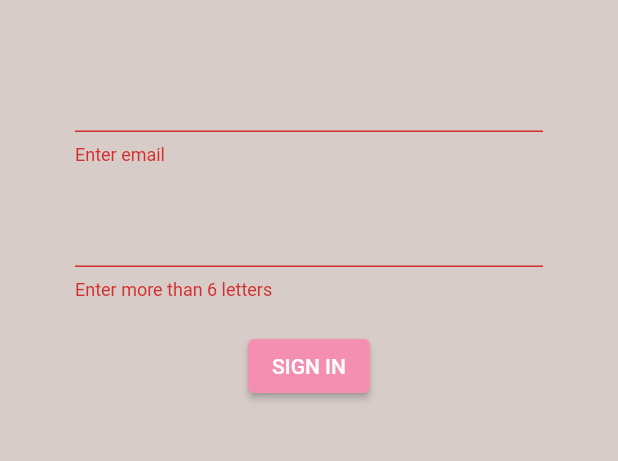
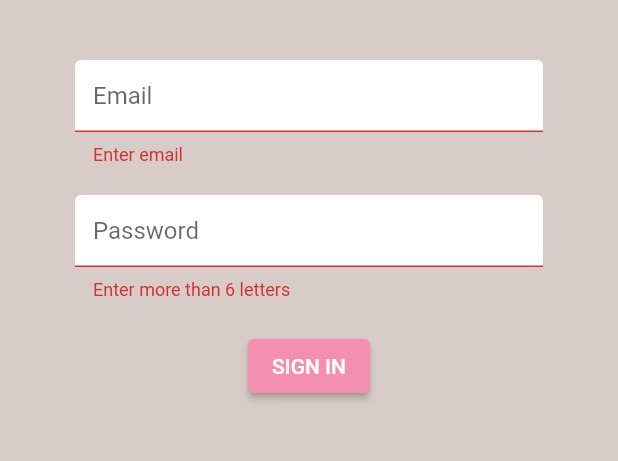
Before and after one commit to yacineboudebouz/Brew-Crew, a Flutter app: the screen it shows after launch, after a tap on "SIGN IN", on a phone screen of 412 x 824 dp, the part 84-545 px from its top. Run offline on Flutter 3.47's test engine with Material 2 defaults, Android fonts, the light colour scheme and no system bars; our stand-ins replace firebase_auth, firebase_core; missing offline and left inert: firebase_auth_platform_interface; accounts and stored records are empty.

Commit message:
input border

```diff
--- a/lib/screens/authenticate/register.dart
+++ b/lib/screens/authenticate/register.dart
@@ -1,4 +1,5 @@
 import 'package:brew_crew2/services/auth.dart';
+import 'package:brew_crew2/shared/constants.dart';
 import 'package:flutter/material.dart';
 
 class Register extends StatefulWidget {
@@ -41,6 +42,7 @@
                 height: 20.0,
               ),
               TextFormField(
+                decoration: textInputDecoration.copyWith(hintText: 'Email'),
                 validator: ((value) =>
                     value!.isEmpty ? 'Enter an email' : null),
                 onChanged: (value) => {
@@ -53,6 +55,7 @@
                 height: 20.0,
               ),
               TextFormField(
+                decoration: textInputDecoration.copyWith(hintText: 'Password'),
                 obscureText: true,
                 validator: ((value) =>
                     value!.length < 6 ? 'Enter more than 6 letters' : null),
--- a/lib/screens/authenticate/sign_in.dart
+++ b/lib/screens/authenticate/sign_in.dart
@@ -1,4 +1,5 @@
 import 'package:brew_crew2/services/auth.dart';
+import 'package:brew_crew2/shared/constants.dart';
 import 'package:flutter/material.dart';
 
 class SignIn extends StatefulWidget {
@@ -40,6 +41,7 @@
                 height: 20.0,
               ),
               TextFormField(
+                decoration: textInputDecoration.copyWith(hintText: 'Email'),
                 validator: ((value) => value!.isEmpty ? "Enter email" : null),
                 onChanged: (value) => {
                   setState(
@@ -51,6 +53,7 @@
                 height: 20.0,
               ),
               TextFormField(
+                decoration: textInputDecoration.copyWith(hintText: 'Password'),
                 obscureText: true,
                 validator: (value) =>
                     value!.length < 6 ? 'Enter more than 6 letters' : null,
@@ -70,7 +73,8 @@
                     dynamic result = await _authService
                         .signWithEmailAndPassword(email, password);
                     if (result == null) {
-                      setState(() => error = 'could not sign in with those credantials');
+                      setState(() =>
+                          error = 'could not sign in with those credantials');
                     }
                   }
                 }),
--- /dev/null
+++ b/lib/shared/constants.dart
@@ -0,0 +1,13 @@
+import 'package:flutter/material.dart';
+
+const textInputDecoration = InputDecoration(
+
+  fillColor: Colors.white,
+  filled: true,
+  enabledBorder: OutlineInputBorder(
+    borderSide: BorderSide(color: Colors.white, width: 2.0),
+  ),
+  focusedBorder: OutlineInputBorder(
+    borderSide: BorderSide(color: Colors.pink, width: 2.0),
+  ),
+);
```
